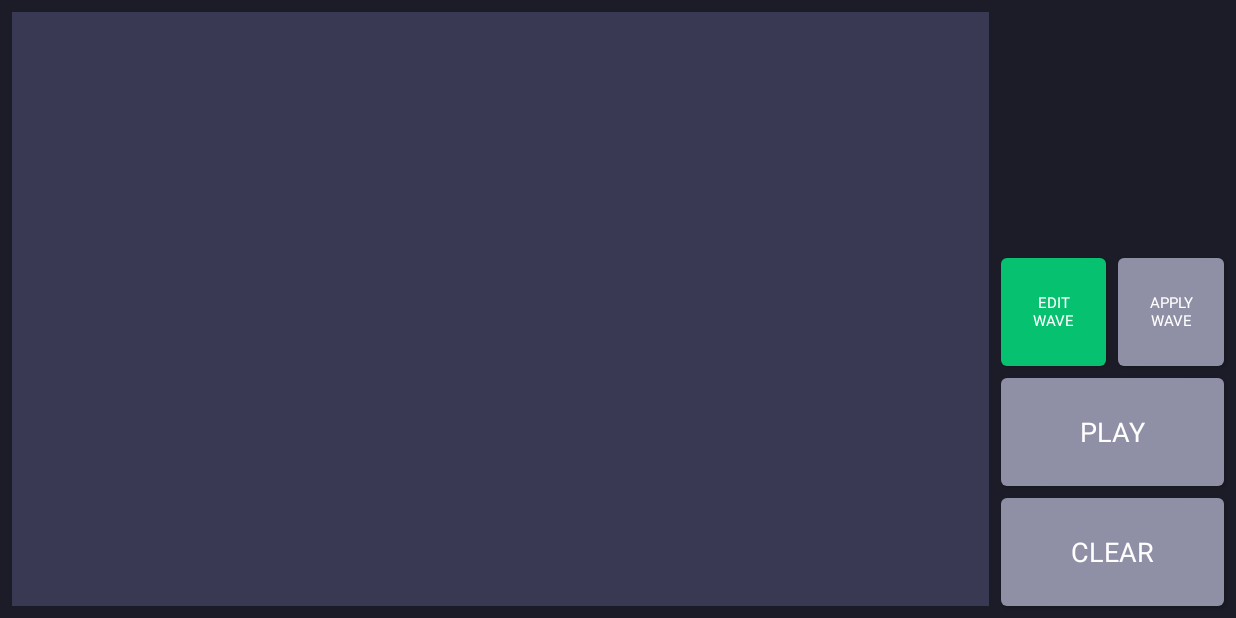
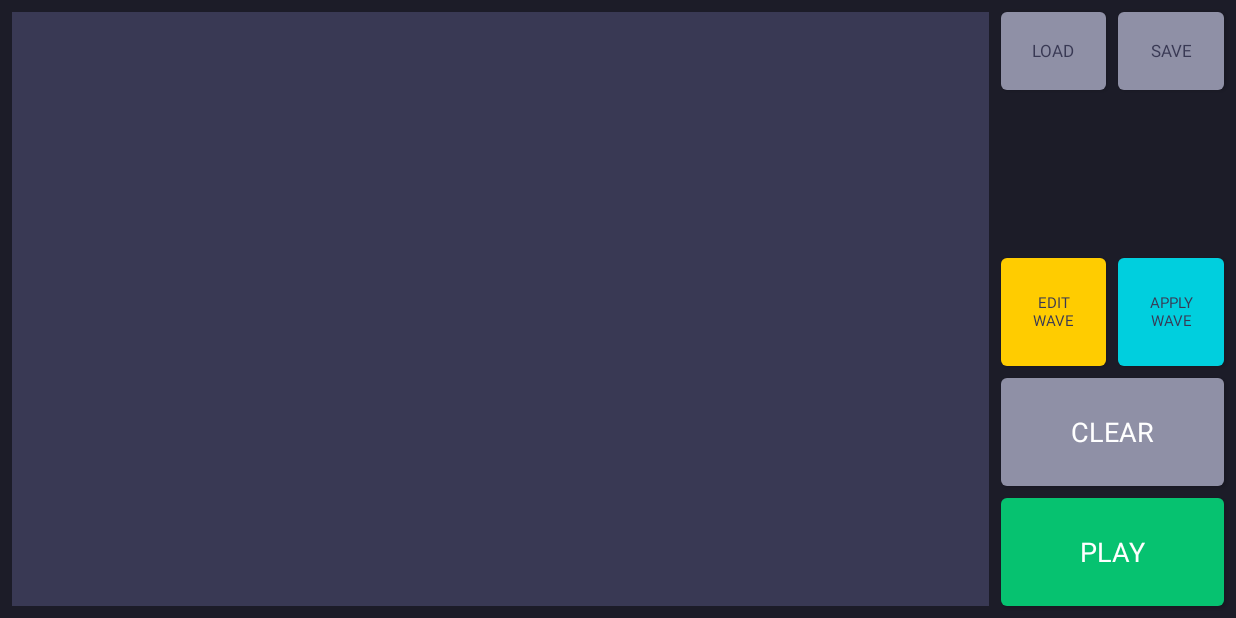
Before and after one commit to Blubberpie/PaperSynth, an Android app: the MainActivity screen opened directly, with no data from a screen before it, on a phone screen of 824 x 412 dp (held sideways). Run offline under Robolectric (Android 15) with nearby library versions, the phone set to English and light mode, and no system bars; libraries missing offline, so code that uses them is left out: org.jetbrains.kotlinx; network calls fail; 10 statements that could not run were skipped.

Commit message:
Save canvas as png

```diff
--- a/app/src/main/java/com/example/papersynth/activities/MainActivity.kt
+++ b/app/src/main/java/com/example/papersynth/activities/MainActivity.kt
@@ -128,7 +128,6 @@ class MainActivity : AppCompatActivity(), View.OnClickListener {
     }
 
     private fun restartAll() {
-        println("here")
         applyWave()
         stopAndDeleteEngine()
         createAndStartEngine()
--- a/app/src/main/java/com/example/papersynth/fragments/CanvasFragment.kt
+++ b/app/src/main/java/com/example/papersynth/fragments/CanvasFragment.kt
@@ -1,14 +1,16 @@
 package com.example.papersynth.fragments
 
 import android.os.Bundle
-import androidx.fragment.app.Fragment
 import android.view.LayoutInflater
 import android.view.View
 import android.view.ViewGroup
 import android.widget.Button
+import androidx.fragment.app.Fragment
 import com.example.papersynth.PlaybackEngine
 import com.example.papersynth.R
+import com.example.papersynth.utils.FileUtil.writeCanvasToFile
 import com.example.papersynth.views.CanvasView
+import java.util.*
 
 class CanvasFragment : Fragment(R.layout.fragment_canvas), View.OnClickListener {
 
@@ -45,12 +47,13 @@ class CanvasFragment : Fragment(R.layout.fragment_canvas), View.OnClickListener
                 canvasView.sweep(this.isOn)
                 PlaybackEngine.setToneOn(this.isOn)
             }
-//            R.id.btn_clear -> { // Save bitmap
-//                val bitmap = canvasView.getBitmap()
-//                activity?.let { fragmentActivity ->
-//                    writeCanvasToFile(fragmentActivity, "test.png", bitmap)
-//                }
-//            }
+            R.id.btn_save_canvas -> {
+                val bitmap = canvasView.getBitmap()
+                activity?.let { fragmentActivity ->
+                    val now = Calendar.getInstance().time.toString()
+                    writeCanvasToFile(fragmentActivity, "$now.png", bitmap)
+                }
+            }
         }
     }
 
@@ -59,5 +62,9 @@ class CanvasFragment : Fragment(R.layout.fragment_canvas), View.OnClickListener
         clearButton?.setOnClickListener(this)
         val waveButton = activity?.findViewById<Button>(R.id.btn_play_wave)
         waveButton?.setOnClickListener(this)
+        val saveButton = activity?.findViewById<Button>(R.id.btn_save_canvas)
+        saveButton?.setOnClickListener(this)
+        val loadButton = activity?.findViewById<Button>(R.id.btn_load_canvas)
+        loadButton?.setOnClickListener(this)
     }
 }
--- a/app/src/main/java/com/example/papersynth/views/CanvasView.kt
+++ b/app/src/main/java/com/example/papersynth/views/CanvasView.kt
@@ -212,9 +212,7 @@ class CanvasView : View {
     fun getBitmap(): Bitmap {
         this.setBackgroundColor(Color.TRANSPARENT)
         draw(mainCanvas)
-        val resizedBitmap = getResizedBitmap(mainBitmap)
-        convertToAlphaArray(resizedBitmap)
-        return resizedBitmap
+        return mainBitmap
     }
 
     // TODO: some mechanism to detect if bitmap has changed so that PSE doesn't have to process again
--- a/app/src/main/res/layout/activity_main.xml
+++ b/app/src/main/res/layout/activity_main.xml
@@ -5,6 +5,44 @@
     android:layout_width="match_parent"
     android:layout_height="match_parent"
     tools:context=".activities.MainActivity">
+
+    <Button
+        android:id="@+id/btn_save_canvas"
+        android:layout_width="0dp"
+        android:layout_height="60dp"
+        android:layout_marginStart="4dp"
+        android:layout_marginTop="8dp"
+        android:layout_marginEnd="8dp"
+        android:insetTop="0dp"
+        android:insetBottom="8dp"
+        android:text="SAVE"
+        android:textAppearance="@style/TextAppearance.AppCompat.Small"
+        android:textColor="@color/canvasD"
+        android:textSize="11sp"
+        app:backgroundTint="@color/elementD"
+        app:layout_constraintEnd_toEndOf="parent"
+        app:layout_constraintHorizontal_weight="0.5"
+        app:layout_constraintStart_toEndOf="@+id/btn_load_canvas"
+        app:layout_constraintTop_toTopOf="parent" />
+
+    <Button
+        android:id="@+id/btn_load_canvas"
+        android:layout_width="0dp"
+        android:layout_height="60dp"
+        android:layout_marginStart="8dp"
+        android:layout_marginTop="8dp"
+        android:layout_marginEnd="4dp"
+        android:insetTop="0dp"
+        android:insetBottom="8dp"
+        android:text="LOAD"
+        android:textAppearance="@style/TextAppearance.AppCompat.Small"
+        android:textColor="@color/canvasD"
+        android:textSize="11sp"
+        app:backgroundTint="@color/elementD"
+        app:layout_constraintEnd_toStartOf="@+id/btn_save_canvas"
+        app:layout_constraintHorizontal_weight="0.5"
+        app:layout_constraintStart_toEndOf="@+id/fragment_container_view"
+        app:layout_constraintTop_toTopOf="parent" />
 
     <androidx.fragment.app.FragmentContainerView
         android:id="@+id/fragment_container_view"
@@ -23,7 +61,7 @@
         tools:layout="@layout/fragment_canvas" />
 
     <Button
-        android:id="@+id/btn_clear"
+        android:id="@+id/btn_play_wave"
         android:layout_width="0dp"
         android:layout_height="80dp"
         android:layout_marginStart="8dp"
@@ -31,25 +69,25 @@
         android:layout_marginBottom="8dp"
         android:insetTop="8dp"
         android:insetBottom="0dp"
-        android:text="CLEAR"
+        android:text="PLAY"
         android:textAppearance="@style/TextAppearance.AppCompat.Medium"
-        app:backgroundTint="@color/elementD"
+        app:backgroundTint="@color/greenD"
         app:layout_constraintBottom_toBottomOf="parent"
         app:layout_constraintEnd_toEndOf="parent"
         app:layout_constraintStart_toStartOf="@+id/canvas_splitter" />
 
     <Button
-        android:id="@+id/btn_play_wave"
+        android:id="@+id/btn_clear"
         android:layout_width="0dp"
         android:layout_height="80dp"
         android:layout_marginStart="8dp"
         android:layout_marginEnd="8dp"
         android:insetTop="8dp"
         android:insetBottom="0dp"
-        android:text="PLAY"
+        android:text="CLEAR"
         android:textAppearance="@style/TextAppearance.AppCompat.Medium"
         app:backgroundTint="@color/elementD"
-        app:layout_constraintBottom_toTopOf="@+id/btn_clear"
+        app:layout_constraintBottom_toTopOf="@+id/btn_play_wave"
         app:layout_constraintEnd_toEndOf="parent"
         app:layout_constraintHorizontal_bias="1.0"
         app:layout_constraintStart_toEndOf="@+id/fragment_container_view" />
@@ -64,9 +102,10 @@
         android:insetBottom="0dp"
         android:text="EDIT WAVE"
         android:textAppearance="@style/TextAppearance.AppCompat.Small"
+        android:textColor="@color/canvasD"
         android:textSize="10sp"
-        app:backgroundTint="@color/greenD"
-        app:layout_constraintBottom_toTopOf="@+id/btn_play_wave"
+        app:backgroundTint="@color/yellowD"
+        app:layout_constraintBottom_toTopOf="@+id/btn_clear"
         app:layout_constraintEnd_toStartOf="@+id/btn_apply_wave"
         app:layout_constraintHorizontal_weight="0.5"
         app:layout_constraintStart_toEndOf="@+id/fragment_container_view" />
@@ -81,9 +120,10 @@
         android:insetBottom="0dp"
         android:text="APPLY WAVE"
         android:textAppearance="@style/TextAppearance.AppCompat.Small"
+        android:textColor="@color/canvasD"
         android:textSize="10sp"
-        app:backgroundTint="@color/elementD"
-        app:layout_constraintBottom_toTopOf="@+id/btn_play_wave"
+        app:backgroundTint="@color/tealD"
+        app:layout_constraintBottom_toTopOf="@+id/btn_clear"
         app:layout_constraintEnd_toEndOf="parent"
         app:layout_constraintHorizontal_weight="0.5"
         app:layout_constraintStart_toEndOf="@+id/btn_oscillator_activity" />
--- a/app/src/main/res/layout/activity_oscillator_canvas.xml
+++ b/app/src/main/res/layout/activity_oscillator_canvas.xml
@@ -17,7 +17,7 @@
         android:insetTop="0dp"
         android:insetBottom="0dp"
         android:text="SAVE WAVE"
-        app:backgroundTint="@color/elementD"
+        app:backgroundTint="@color/greenD"
         app:layout_constraintBottom_toTopOf="@+id/osc_canvas_guideline"
         app:layout_constraintEnd_toEndOf="parent"
         app:layout_constraintTop_toTopOf="parent" />
@@ -32,7 +32,7 @@
         android:insetTop="0dp"
         android:insetBottom="0dp"
         android:text="RESET WAVE"
-        app:backgroundTint="@color/elementD"
+        app:backgroundTint="@color/redD"
         app:layout_constraintBottom_toTopOf="@+id/osc_canvas_guideline"
         app:layout_constraintEnd_toStartOf="@+id/btn_save_oscillator"
         app:layout_constraintTop_toTopOf="parent" />
```
